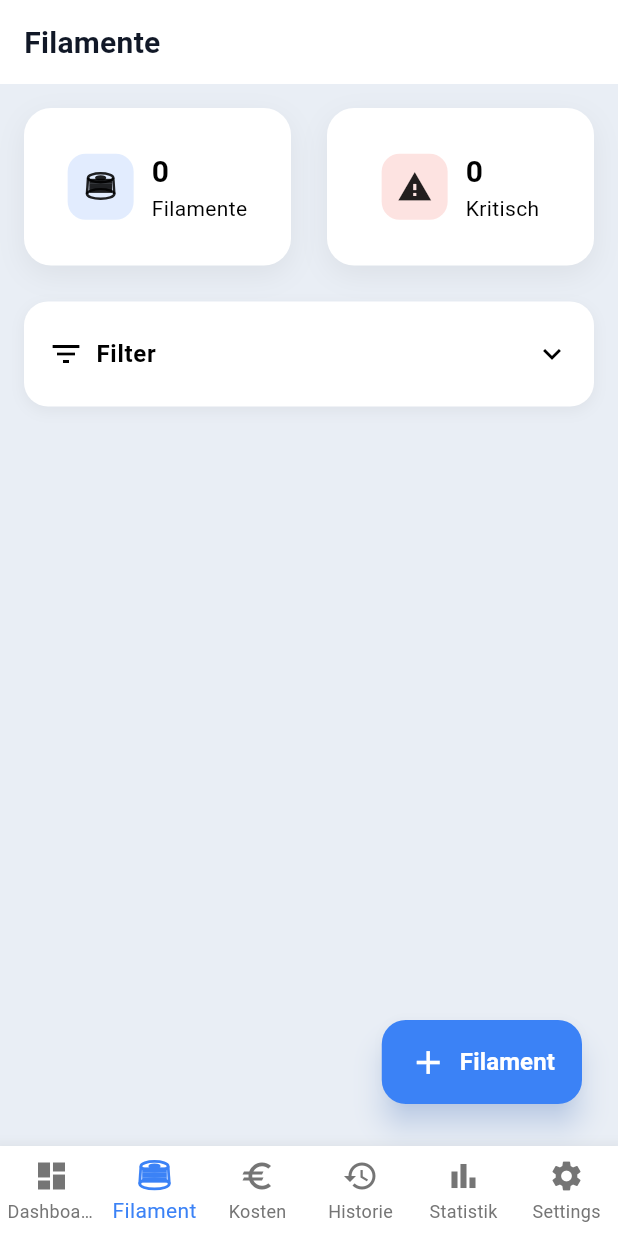
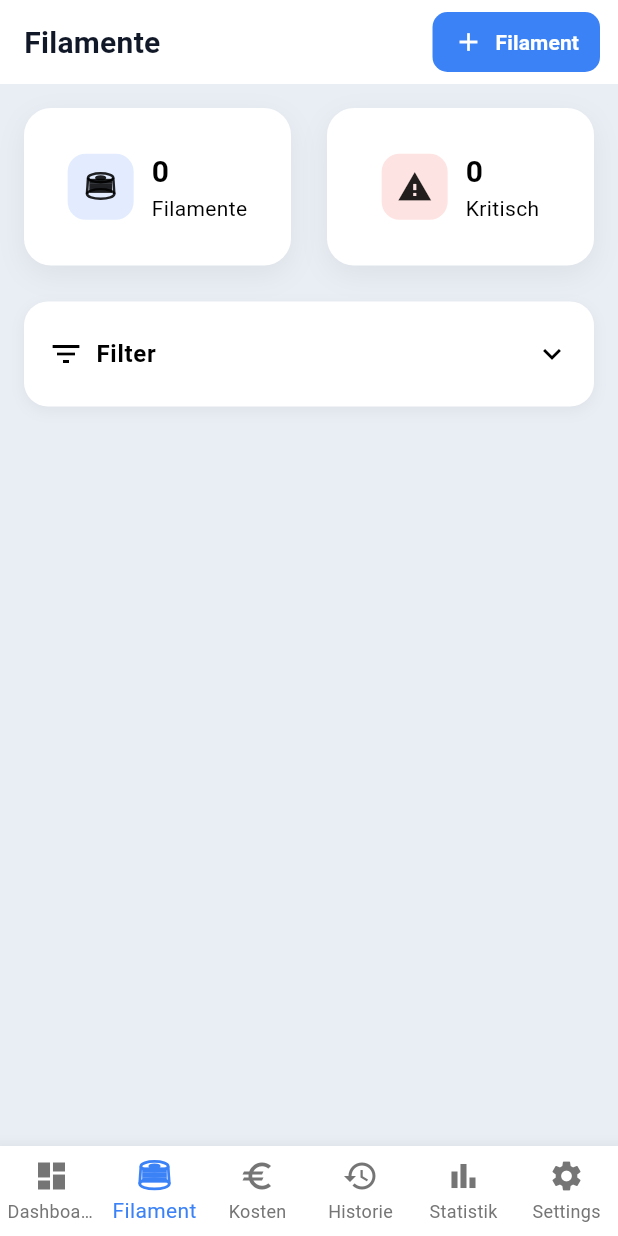
Before and after one commit to Bogi89/filament_manager, a Flutter app: the screen it shows after launch, item 2 of the bottom bar chosen, on a phone screen of 412 x 824 dp. Run offline on Flutter 3.47's test engine with Material 3 defaults, Android fonts, the phone set to English and light mode, and no system bars; our stand-ins replace flutter_colorpicker, shared_preferences; missing offline and left inert: dart:html.

```diff
--- a/lib/pages/filament_page.dart
+++ b/lib/pages/filament_page.dart
@@ -197,21 +197,12 @@ class _FilamentPageState extends State<FilamentPage> {
 
       appBar: AppBar(
   title: const Text("Filamente"),
-      ),
 
-      floatingActionButton: Padding(
-  padding: const EdgeInsets.only(
-    bottom: 12,
-    right: 8,
-  ),
-
-  child: SizedBox(
-    height: 56,
-
+  actions: [
+    Padding(
+      padding: const EdgeInsets.only(right: 12),
       child: ElevatedButton.icon(
-
         onPressed: () async {
-
           await Navigator.push(
             context,
             MaterialPageRoute(
@@ -222,51 +213,27 @@ class _FilamentPageState extends State<FilamentPage> {
               ),
             ),
           );
-
         },
-
-      icon: const Icon(
-        Icons.add,
-        size: 26,
+        icon: const Icon(Icons.add, size: 20),
+        label: const Text("Filament"),
+        style: ElevatedButton.styleFrom(
+          padding: const EdgeInsets.symmetric(
+            horizontal: 14,
+            vertical: 10,
           ),
-
-      label: const Text(
-        "Filament",
-        style: TextStyle(
-          fontSize: 16,
-          fontWeight: FontWeight.w600,
+          backgroundColor:
+              Theme.of(context).brightness == Brightness.dark
+                  ? const Color(0xFF7B61FF)
+                  : const Color(0xFF3B82F6),
+          foregroundColor: Colors.white,
+          shape: RoundedRectangleBorder(
+            borderRadius: BorderRadius.circular(10),
+          ),
+          elevation: 0,
         ),
       ),
-
-      style: ElevatedButton.styleFrom(
-
-  backgroundColor:
-      Theme.of(context).brightness == Brightness.dark
-          ? const Color(0xFF7B61FF) // Dark → Lila
-          : const Color(0xFF3B82F6), // Light → Blau
-
-  foregroundColor: Colors.white,
-
-  elevation: 8,
-
-  padding: const EdgeInsets.symmetric(
-    horizontal: 18,
     ),
-
-  shape: RoundedRectangleBorder(
-    borderRadius: BorderRadius.circular(16),
-  ),
-
-  shadowColor:
-      (Theme.of(context).brightness == Brightness.dark
-              ? const Color(0xFF7B61FF)
-              : const Color(0xFF3B82F6))
-          .withOpacity(0.4),
-
-),
-
-    ),
-  ),
+  ],
 ),
 
       body: Column(
```
Also changed, not shown: lib/main.dart (+5 -3 lines), lib/services/filament_catalog_service.dart (+54 -21 lines). Lines whose indentation alone changed are shown as unchanged.
